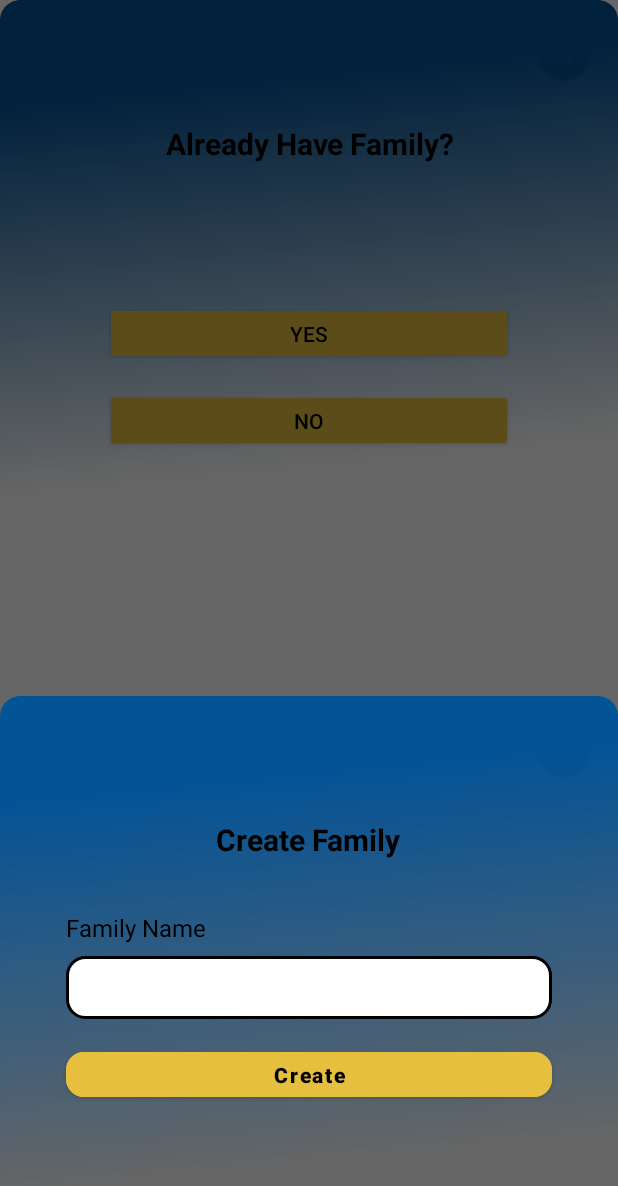
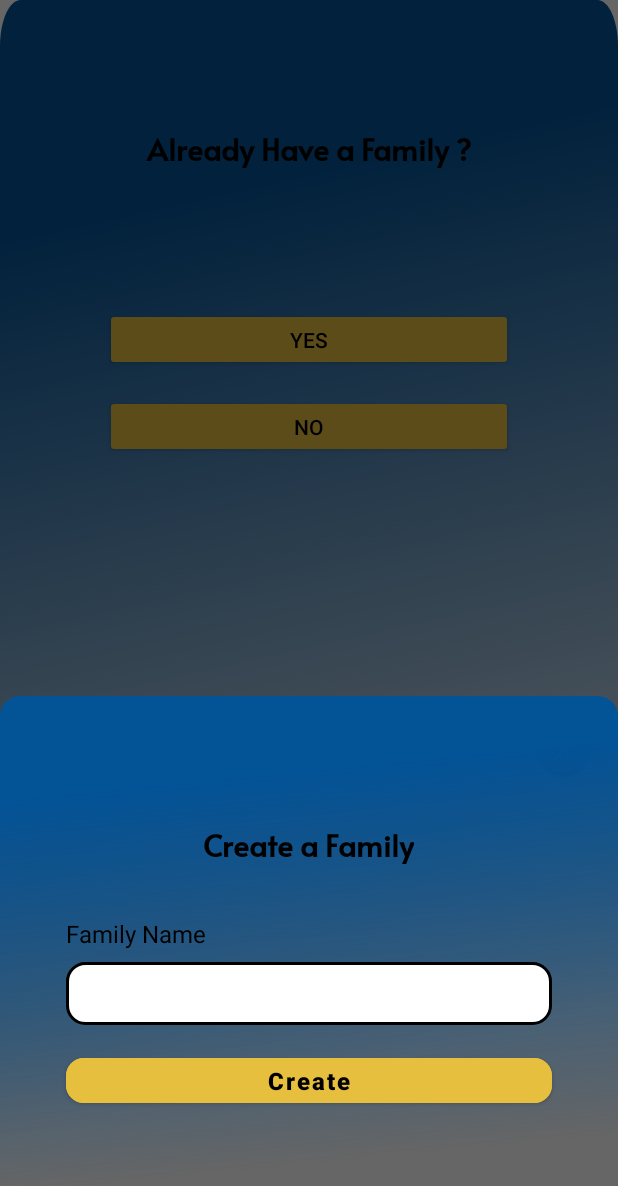
Before and after one commit to Haepe-Bangkit/haepe-app, an Android app: the QfamilyActivity screen opened directly, with no data from a screen before it, after a tap on "NO", on a phone screen of 412 x 824 dp. Shown: the top 1186 px of the screen. Run offline under Robolectric (Android 15) with nearby library versions, the light colour scheme and no system bars.

Commit message:
HeaPe Apps - Update the layouts

```diff
--- a/app/src/main/res/layout/activity_popup_no.xml
+++ b/app/src/main/res/layout/activity_popup_no.xml
@@ -37,7 +37,8 @@
                 android:text="@string/create_family"
                 android:textColor="@color/black"
                 android:textSize="20sp"
-                android:textStyle="bold" />
+                android:textStyle="bold"
+                android:fontFamily="@font/alataregular"/>
 
 
             <LinearLayout
@@ -79,9 +80,11 @@
                     android:layout_marginTop="16dp"
                     android:layout_marginEnd="44dp"
                     android:backgroundTint="@color/gold"
+                    android:elevation="30dp"
                     android:text="@string/create"
                     android:textAllCaps="false"
                     android:textColor="@color/black"
+                    android:textSize="16sp"
                     android:textStyle="bold"
                     app:cornerRadius="12dp" />
 
--- a/app/src/main/res/layout/activity_popup_yes.xml
+++ b/app/src/main/res/layout/activity_popup_yes.xml
@@ -37,7 +37,8 @@
                 android:text="@string/join_the_family"
                 android:textColor="@color/black"
                 android:textSize="20sp"
-                android:textStyle="bold" />
+                android:textStyle="bold"
+                android:fontFamily="@font/alataregular"/>
 
 
             <LinearLayout
@@ -80,6 +81,7 @@
                     android:layout_marginEnd="44dp"
                     android:backgroundTint="@color/gold"
                     android:text="@string/join"
+                    android:textSize="16sp"
                     android:textAllCaps="false"
                     android:textColor="@color/black"
                     android:textStyle="bold"
--- a/app/src/main/res/layout/activity_qfamily.xml
+++ b/app/src/main/res/layout/activity_qfamily.xml
@@ -20,9 +20,9 @@
 
         <LinearLayout
             android:layout_width="match_parent"
-            android:layout_height="360dp"
-            android:orientation="vertical"
-            android:background="@drawable/bg_popup">
+            android:layout_height="match_parent"
+            android:background="@drawable/bg_popup"
+            android:orientation="vertical">
 
             <TextView
                 android:id="@+id/tv_havefam"
@@ -36,7 +36,8 @@
                 android:text="@string/question_fam"
                 android:textColor="@color/black"
                 android:textSize="20sp"
-                android:textStyle="bold"/>
+                android:textStyle="bold"
+                android:fontFamily="@font/alataregular"/>
 
 
             <LinearLayout
@@ -55,7 +56,8 @@
                     android:layout_marginTop="80dp"
                     android:backgroundTint="@color/gold"
                     android:text="@string/yes"
-                    android:textColor="@color/black" />
+                    android:textColor="@color/black"
+                    app:cornerRadius="12dp" />
 
                 <Button
                     android:id="@+id/btn_no"
@@ -65,7 +67,8 @@
                     android:layout_marginTop="16dp"
                     android:backgroundTint="@color/gold"
                     android:text="@string/no"
-                    android:textColor="@color/black" />
+                    android:textColor="@color/black"
+                    app:cornerRadius="12dp" />
 
             </LinearLayout>
 
--- a/app/src/main/res/layout/activity_role.xml
+++ b/app/src/main/res/layout/activity_role.xml
@@ -395,11 +395,14 @@
 
     <Button
         android:id="@+id/confirm_members"
-        android:layout_width="wrap_content"
+        android:layout_width="272dp"
         android:layout_height="wrap_content"
         android:layout_marginBottom="48dp"
         android:backgroundTint="@color/gold"
         android:text="Confirm"
+        app:cornerRadius="12dp"
+        android:textStyle="bold"
+        android:textColor="@color/black"
         app:layout_constraintBottom_toBottomOf="parent"
         app:layout_constraintEnd_toEndOf="parent"
         app:layout_constraintStart_toStartOf="parent" />
--- a/app/src/main/res/layout/activity_splash.xml
+++ b/app/src/main/res/layout/activity_splash.xml
@@ -9,8 +9,8 @@
 
     <ImageView
         android:id="@+id/imageView"
-        android:layout_width="100dp"
-        android:layout_height="100dp"
+        android:layout_width="130dp"
+        android:layout_height="130dp"
         android:layout_marginTop="192dp"
         android:src="@drawable/logocemara"
         app:layout_constraintEnd_toEndOf="parent"
@@ -21,6 +21,8 @@
     <TextView
         android:layout_width="wrap_content"
         android:layout_height="wrap_content"
+        android:elevation="40dp"
+        android:fontFamily="@font/alataregular"
         android:text="@string/let_s_start"
         android:textColor="@color/light_blue_"
         android:textSize="20sp"
--- a/app/src/main/res/layout/activity_task.xml
+++ b/app/src/main/res/layout/activity_task.xml
@@ -188,6 +188,7 @@
         android:text="@string/btn_create_new_task"
         android:textColor="@color/black"
         android:textStyle="bold"
+        app:cornerRadius="12dp"
         app:layout_constraintBottom_toBottomOf="parent"
         app:layout_constraintEnd_toEndOf="parent"
         app:layout_constraintStart_toStartOf="parent"
--- a/app/src/main/res/values/strings.xml
+++ b/app/src/main/res/values/strings.xml
@@ -6,17 +6,17 @@
     <string name="your_web_client_id">Your web client id</string>
     <string name="manage_your">Manage Your</string>
     <string name="img_close">img_close</string>
-    <string name="question_fam">Already Have Family?</string>
+    <string name="question_fam">Already Have a Family ?</string>
     <string name="yes">Yes</string>
     <string name="no">No</string>
-    <string name="who">Who will do ?</string>
+    <string name="who">Who will do</string>
     <string name="ibu">Ibu</string>
     <string name="ayah">Ayah</string>
     <string name="raka">Raka</string>
     <string name="maya">Maya</string>
     <string name="key">Key</string>
     <string name="jonas">Jonas</string>
-    <string name="create_family">Create Family</string>
+    <string name="create_family">Create a Family</string>
     <string name="create">Create</string>
     <string name="join_the_family">Join the Family</string>
     <string name="input_token">Input Token</string>
```
Also changed, not shown: app/src/main/java/com/example/cemaraapps/SignInActivity.kt (deleted, +0 -11 lines), app/src/main/res/drawable/stroke_rounded_rectangle_primary.xml (+3 -4 lines), app/src/main/res/layout/activity_detail.xml (+8 -5 lines), app/src/main/res/layout/activity_sign_in.xml (deleted, +0 -9 lines).
